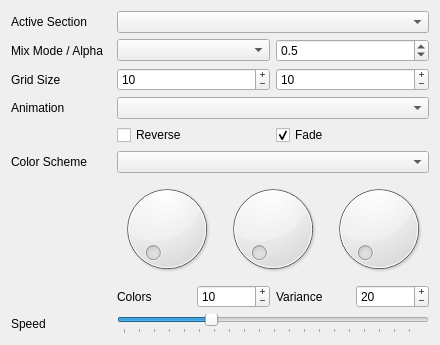
Old version of the form gui/widget/maestrocontrol.ui in the repository 8bitbuddhist/PixelMaestro.
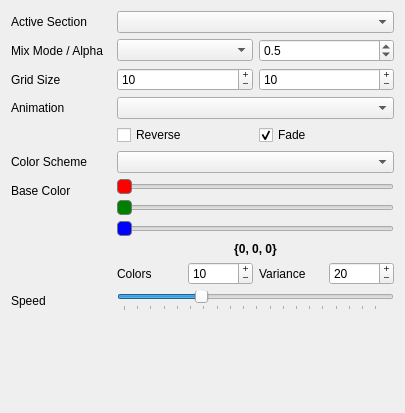
New version of the form.

Commit message: Changed custom color controls from dials to sliders. Added custom color preview and values. Minor MaestroControl code cleanup.

```diff
--- a/gui/widget/maestrocontrol.ui
+++ b/gui/widget/maestrocontrol.ui
@@ -7,7 +7,7 @@
     <x>0</x>
     <y>0</y>
     <width>405</width>
-    <height>333</height>
+    <height>413</height>
    </rect>
   </property>
   <property name="sizePolicy">
@@ -155,76 +155,96 @@
        </property>
       </widget>
      </item>
+     <item row="7" column="0">
+      <widget class="QLabel" name="baseColorLabel">
+       <property name="text">
+        <string>Base Color</string>
+       </property>
+      </widget>
+     </item>
      <item row="7" column="1">
       <layout class="QVBoxLayout" name="customColorLayout">
        <item>
-        <layout class="QHBoxLayout" name="colorDialLayout">
+        <layout class="QVBoxLayout" name="verticalLayout">
          <item>
-          <widget class="QDial" name="redDial">
-           <property name="sizePolicy">
-            <sizepolicy hsizetype="Minimum" vsizetype="Minimum">
-             <horstretch>0</horstretch>
-             <verstretch>0</verstretch>
-            </sizepolicy>
-           </property>
-           <property name="minimumSize">
-            <size>
-             <width>100</width>
-             <height>100</height>
-            </size>
-           </property>
+          <widget class="QSlider" name="redSlider">
            <property name="styleSheet">
-            <string notr="true">color: rgb(255, 0, 0);</string>
+            <string notr="true">QSlider::handle:horizontal {
+background-color: red;
+border: 1px solid #777;
+width: 13px;
+border-radius: 4px;
+}</string>
            </property>
            <property name="maximum">
             <number>255</number>
            </property>
-           <property name="invertedControls">
-            <bool>false</bool>
+           <property name="sliderPosition">
+            <number>0</number>
            </property>
+           <property name="orientation">
+            <enum>Qt::Horizontal</enum>
+           </property>
+           <property name="tickPosition">
+            <enum>QSlider::NoTicks</enum>
+           </property>
+           <property name="tickInterval">
+            <number>5</number>
+           </property>
           </widget>
          </item>
          <item>
-          <widget class="QDial" name="greenDial">
-           <property name="sizePolicy">
-            <sizepolicy hsizetype="Minimum" vsizetype="Minimum">
-             <horstretch>0</horstretch>
-             <verstretch>0</verstretch>
-            </sizepolicy>
-           </property>
-           <property name="minimumSize">
-            <size>
-             <width>100</width>
-             <height>100</height>
-            </size>
-           </property>
+          <widget class="QSlider" name="greenSlider">
            <property name="styleSheet">
-            <string notr="true">color: rgb(0, 255, 0);</string>
+            <string notr="true">QSlider::handle:horizontal {
+background-color: green;
+border: 1px solid #777;
+width: 13px;
+border-radius: 4px;
+}</string>
            </property>
            <property name="maximum">
             <number>255</number>
            </property>
+           <property name="sliderPosition">
+            <number>0</number>
+           </property>
+           <property name="orientation">
+            <enum>Qt::Horizontal</enum>
+           </property>
+           <property name="tickInterval">
+            <number>5</number>
+           </property>
           </widget>
          </item>
          <item>
-          <widget class="QDial" name="blueDial">
-           <property name="sizePolicy">
-            <sizepolicy hsizetype="Minimum" vsizetype="Minimum">
-             <horstretch>0</horstretch>
-             <verstretch>0</verstretch>
-            </sizepolicy>
-           </property>
-           <property name="minimumSize">
-            <size>
-             <width>100</width>
-             <height>100</height>
-            </size>
-           </property>
+          <widget class="QSlider" name="blueSlider">
            <property name="styleSheet">
-            <string notr="true">color: rgb(0, 0, 255);</string>
+            <string notr="true">QSlider::handle:horizontal {
+background-color: blue;
+border: 1px solid #777;
+width: 13px;
+border-radius: 4px;
+}</string>
            </property>
            <property name="maximum">
             <number>255</number>
+           </property>
+           <property name="orientation">
+            <enum>Qt::Horizontal</enum>
+           </property>
+           <property name="tickInterval">
+            <number>5</number>
+           </property>
+          </widget>
+         </item>
+         <item>
+          <widget class="QLabel" name="baseColorPreviewLabel">
+           <property name="text">
+            <string>&lt;html&gt;&lt;head/&gt;&lt;body&gt;&lt;p&gt;&lt;span style=&quot; font-weight:600;&quot;&gt;{0, 0, 0}&lt;/span&gt;&lt;/p&gt;&lt;/body&gt;&lt;/html&gt;</string>
+           </property>
+           <property name="alignment">
+            <set>Qt::AlignCenter</set>
            </property>
           </widget>
          </item>
```
Left out of the diff: 60 changed lines with no effect on the pictures. The commit also changes 2 other files.
